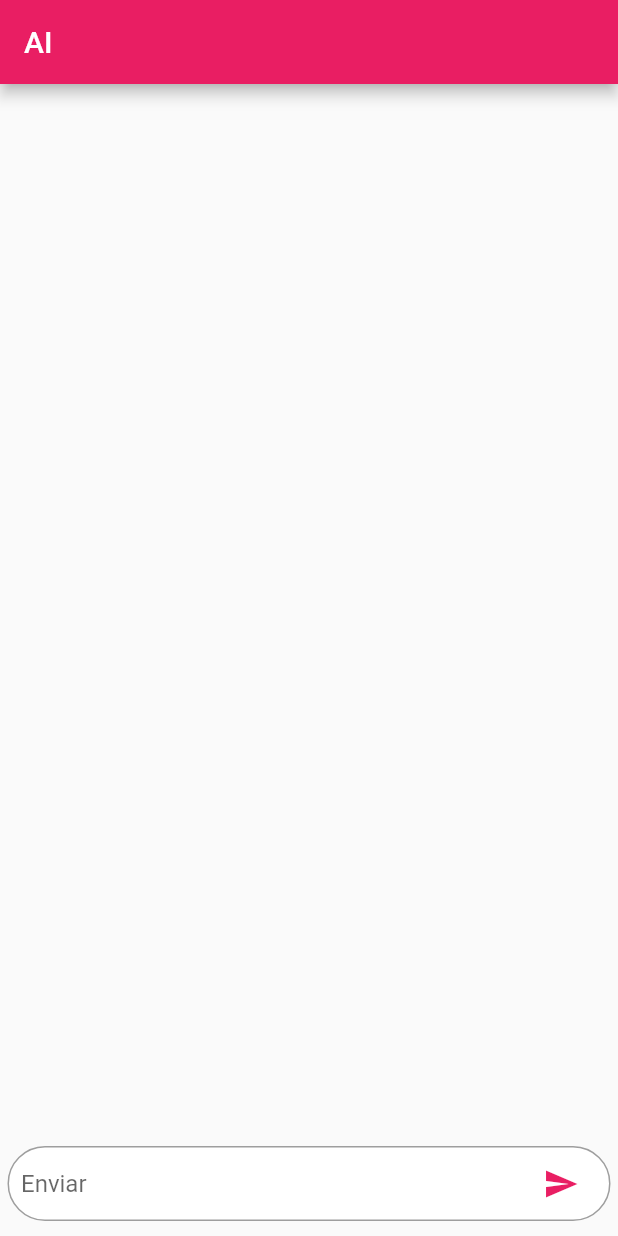
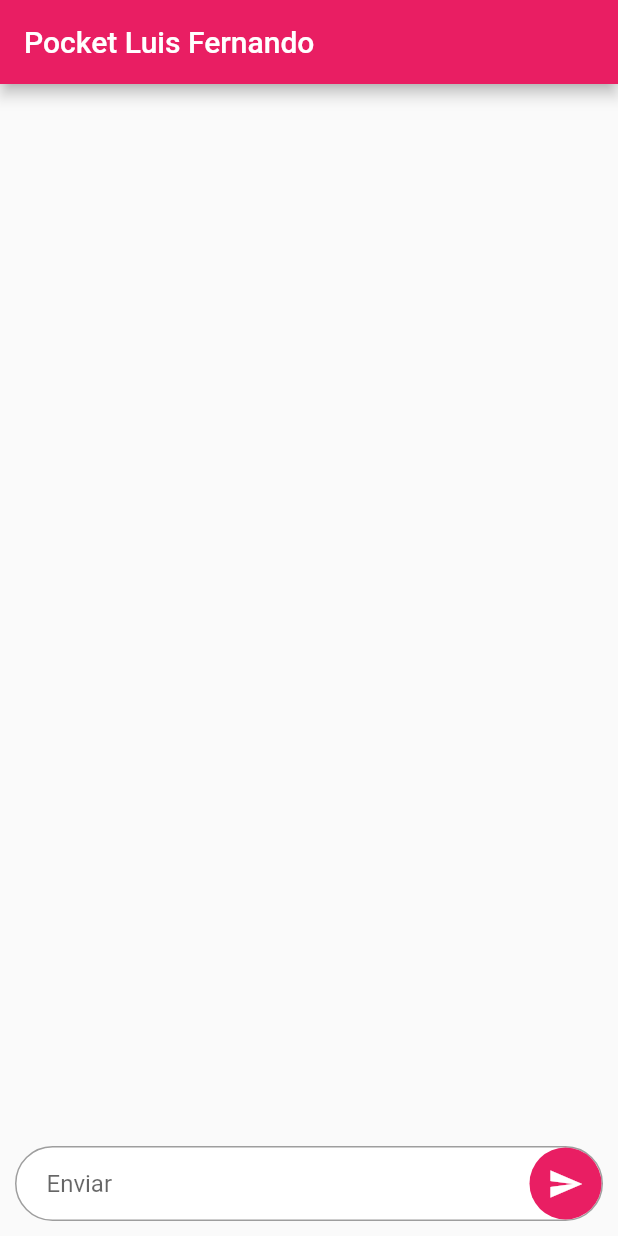
Before and after one commit to BulletSentence/Code-Friend, a Flutter app: the screen it shows after launch, on a phone screen of 412 x 824 dp. Run offline on Flutter 3.47's test engine with Material 2 defaults, Android fonts, the phone set to English and light mode, and no system bars; missing offline and left inert: flutter_dialogflow; project files that could hold a hidden picture were left out.

Commit message:
New Avatars

```diff
--- a/lib/views/chat_page.dart
+++ b/lib/views/chat_page.dart
@@ -22,7 +22,7 @@ class _HomePageState extends State<HomePage> {
   Widget build(BuildContext context) {
     return Scaffold(
       appBar: new AppBar(
-        title: Text('AI'),
+        title: Text('Pocket Luis Fernando'),
       ),
       body: Column(
         children: <Widget>[
@@ -33,7 +33,7 @@ class _HomePageState extends State<HomePage> {
     );
   }
 
-  // Cria a lista de mensagens (de baixo para cima)
+  // Cria a lista com as mensagens
   Widget _buildList() {
     return Flexible(
       child: ListView.builder(
@@ -46,12 +46,16 @@ class _HomePageState extends State<HomePage> {
   }
 
   Future _dialogFlowRequest({String query}) async {
-    _addMessage(
-        name: 'Luis Fernando',
-        text: 'Digitando...',
-        type: ChatMessageType.received);
 
-    // Faz a autenticação com o serviço, envia a mensagem e recebe uma resposta da Intent
+    // Dá um tempo em segundos para a resposta do BOT
+    await Future.delayed(const Duration(seconds: 1), (){
+      _addMessage(
+          name: 'Luis Fernando',
+          text: 'Digitando...',
+          type: ChatMessageType.received);
+    });
+
+    // Recebe a função da IA
     AuthGoogle authGoogle = await AuthGoogle(fileJson: "assets/credentials.json").build();
     Dialogflow dialogflow = Dialogflow(authGoogle: authGoogle, language: "pt-BR");
     AIResponse response = await dialogflow.detectIntent(query);
@@ -103,9 +107,13 @@ class _HomePageState extends State<HomePage> {
   // Botão para enviar a mensagem (Icone)
   Widget _buildSendButton() {
     return new Container(
+        decoration: BoxDecoration(
+        borderRadius: BorderRadius.circular(30.0),
+        color: Colors.pink,
+        ),
       margin: new EdgeInsets.only(left: 8.0),
       child: new IconButton(
-          icon: new Icon(Icons.send, color: Theme.of(context).accentColor),
+          icon: new Icon(Icons.send, color: Colors.white),
           onPressed: () {
             if (_controllerText.text.isNotEmpty) {
               _sendMessage(text: _controllerText.text);
@@ -117,7 +125,7 @@ class _HomePageState extends State<HomePage> {
   // Texto para enviar
   Widget _buildUserInput() {
     return Container(
-      margin: new EdgeInsets.only(left: 5, right: 5, bottom: 10),
+      margin: new EdgeInsets.only(left: 10, right: 10, bottom: 10),
       decoration: BoxDecoration(
         borderRadius: BorderRadius.circular(30.0),
         color: Colors.white,
@@ -126,7 +134,7 @@ class _HomePageState extends State<HomePage> {
         width: 1,
         ),
       ),
-      padding: const EdgeInsets.symmetric(horizontal: 8.0),
+      padding: const EdgeInsets.only(left: 20),
       child: new Row(
         children: <Widget>[
           _buildTextField(),
--- a/lib/widgets/messages.dart
+++ b/lib/widgets/messages.dart
@@ -16,7 +16,7 @@ class ChatMessageListItem extends StatelessWidget {
   Widget _showSentMessage({EdgeInsets padding, TextAlign textAlign}) {
     return ListTile(
       contentPadding: EdgeInsets.fromLTRB(64.0, 0.0, 8.0, 0.0),
-      trailing: CircleAvatar(child: Text(chatMessage.name.toUpperCase()[0])),
+      trailing: CircleAvatar(child: Icon(Icons.child_care)),
       title: Text(chatMessage.name, textAlign: TextAlign.right),
       subtitle: Text(chatMessage.text, textAlign: TextAlign.right),
     );
@@ -25,7 +25,7 @@ class ChatMessageListItem extends StatelessWidget {
     Widget _showReceivedMessage() {
     return ListTile(
       contentPadding: EdgeInsets.fromLTRB(8.0, 0.0, 64.0, 0.0),
-      leading: CircleAvatar(child: Text(chatMessage.name.toUpperCase()[0])),
+      leading: CircleAvatar(child: Icon(Icons.insert_emoticon)),
       title: Text(chatMessage.name, textAlign: TextAlign.left),
       subtitle: Text(chatMessage.text, textAlign: TextAlign.left),
     );
```
